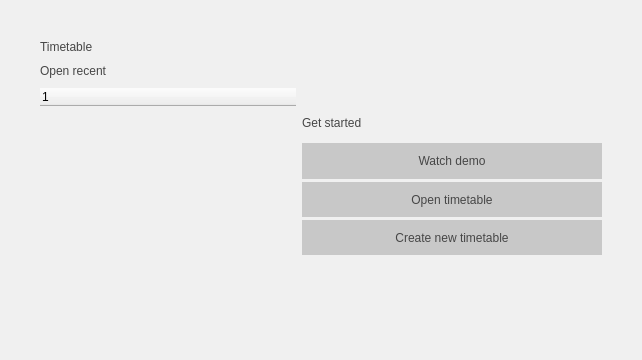
This is Orar/OrarApp/HomeView.ui in alexandrutm/UnivTimetable as Qt 5 draws it before an edit. The edited form follows.
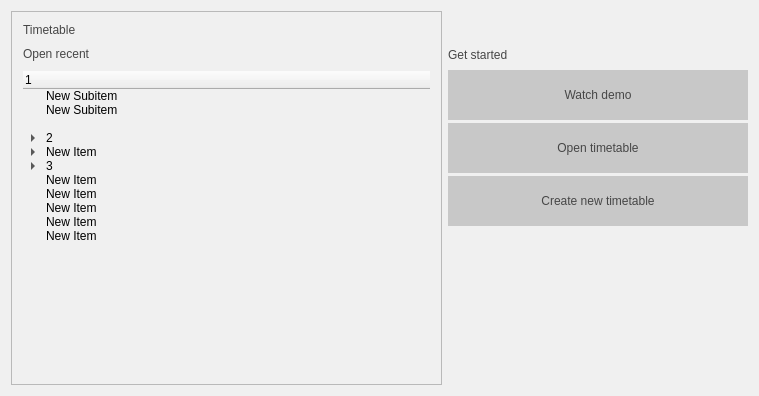
This is the edited form.

Patch:
```diff
--- a/Orar/OrarApp/HomeView.ui
+++ b/Orar/OrarApp/HomeView.ui
@@ -6,8 +6,8 @@
    <rect>
     <x>0</x>
     <y>0</y>
-    <width>642</width>
-    <height>360</height>
+    <width>759</width>
+    <height>396</height>
    </rect>
   </property>
   <property name="windowTitle">
@@ -17,21 +17,21 @@
    <string notr="true">background-color: rgb(240, 240, 240);</string>
   </property>
   <layout class="QHBoxLayout" name="horizontalLayout">
-   <property name="spacing">
-    <number>6</number>
-   </property>
-   <property name="leftMargin">
-    <number>40</number>
-   </property>
-   <property name="topMargin">
-    <number>40</number>
-   </property>
-   <property name="rightMargin">
-    <number>40</number>
-   </property>
-   <property name="bottomMargin">
-    <number>40</number>
-   </property>
+   <item>
+    <widget class="QFrame" name="frame">
+     <property name="minimumSize">
+      <size>
+       <width>300</width>
+       <height>250</height>
+      </size>
+     </property>
+     <property name="frameShape">
+      <enum>QFrame::StyledPanel</enum>
+     </property>
+     <property name="frameShadow">
+      <enum>QFrame::Raised</enum>
+     </property>
+     <layout class="QVBoxLayout" name="verticalLayout_3">
    <item>
     <layout class="QVBoxLayout" name="verticalLayout_2">
      <property name="spacing">
@@ -87,22 +87,120 @@
          <string notr="true">1</string>
         </property>
        </column>
+          <item>
+           <property name="text">
+            <string>New Subitem</string>
+           </property>
+          </item>
+          <item>
+           <property name="text">
+            <string>New Subitem</string>
+           </property>
+          </item>
+          <item>
+           <property name="text">
+            <string/>
+           </property>
+          </item>
+          <item>
+           <property name="text">
+            <string>2</string>
+           </property>
+           <item>
+            <property name="text">
+             <string>New Subitem</string>
+            </property>
+            <item>
+             <property name="text">
+              <string>New Subitem</string>
+             </property>
+             <item>
+              <property name="text">
+               <string>New Subitem</string>
+              </property>
+              <item>
+               <property name="text">
+                <string>New Subitem</string>
+               </property>
+              </item>
+             </item>
+            </item>
+           </item>
+          </item>
+          <item>
+           <property name="text">
+            <string>New Item</string>
+           </property>
+           <item>
+            <property name="text">
+             <string/>
+            </property>
+           </item>
+          </item>
+          <item>
+           <property name="text">
+            <string>3</string>
+           </property>
+           <item>
+            <property name="text">
+             <string>New Item</string>
+            </property>
+            <item>
+             <property name="text">
+              <string>New Subitem</string>
+             </property>
+             <item>
+              <property name="text">
+               <string>New Subitem</string>
+              </property>
+             </item>
+            </item>
+           </item>
+          </item>
+          <item>
+           <property name="text">
+            <string>New Item</string>
+           </property>
+          </item>
+          <item>
+           <property name="text">
+            <string>New Item</string>
+           </property>
+          </item>
+          <item>
+           <property name="text">
+            <string>New Item</string>
+           </property>
+          </item>
+          <item>
+           <property name="text">
+            <string>New Item</string>
+           </property>
+          </item>
+          <item>
+           <property name="text">
+            <string>New Item</string>
+           </property>
+          </item>
       </widget>
      </item>
     </layout>
+      </item>
+     </layout>
+    </widget>
    </item>
    <item>
     <widget class="QFrame" name="frame_3">
      <property name="minimumSize">
       <size>
        <width>300</width>
-       <height>0</height>
+       <height>250</height>
       </size>
      </property>
      <property name="maximumSize">
       <size>
-       <width>800</width>
-       <height>150</height>
+       <width>400</width>
+       <height>300</height>
       </size>
      </property>
      <property name="frameShape">
@@ -152,6 +250,12 @@
           <verstretch>0</verstretch>
          </sizepolicy>
         </property>
+        <property name="minimumSize">
+         <size>
+          <width>0</width>
+          <height>50</height>
+         </size>
+        </property>
         <property name="maximumSize">
          <size>
           <width>16777215</width>
@@ -177,6 +281,12 @@
       </item>
       <item>
        <widget class="QPushButton" name="mOpenTimetable">
+        <property name="minimumSize">
+         <size>
+          <width>0</width>
+          <height>50</height>
+         </size>
+        </property>
         <property name="maximumSize">
          <size>
           <width>16777215</width>
@@ -208,6 +318,12 @@
           <verstretch>0</verstretch>
          </sizepolicy>
         </property>
+        <property name="minimumSize">
+         <size>
+          <width>0</width>
+          <height>50</height>
+         </size>
+        </property>
         <property name="maximumSize">
          <size>
           <width>16777215</width>
@@ -231,6 +347,19 @@
         </property>
        </widget>
       </item>
+      <item>
+       <spacer name="verticalSpacer">
+        <property name="orientation">
+         <enum>Qt::Vertical</enum>
+        </property>
+        <property name="sizeHint" stdset="0">
+         <size>
+          <width>20</width>
+          <height>40</height>
+         </size>
+        </property>
+       </spacer>
+      </item>
      </layout>
     </widget>
    </item>
```
Lines whose indentation alone changed are shown as unchanged.
